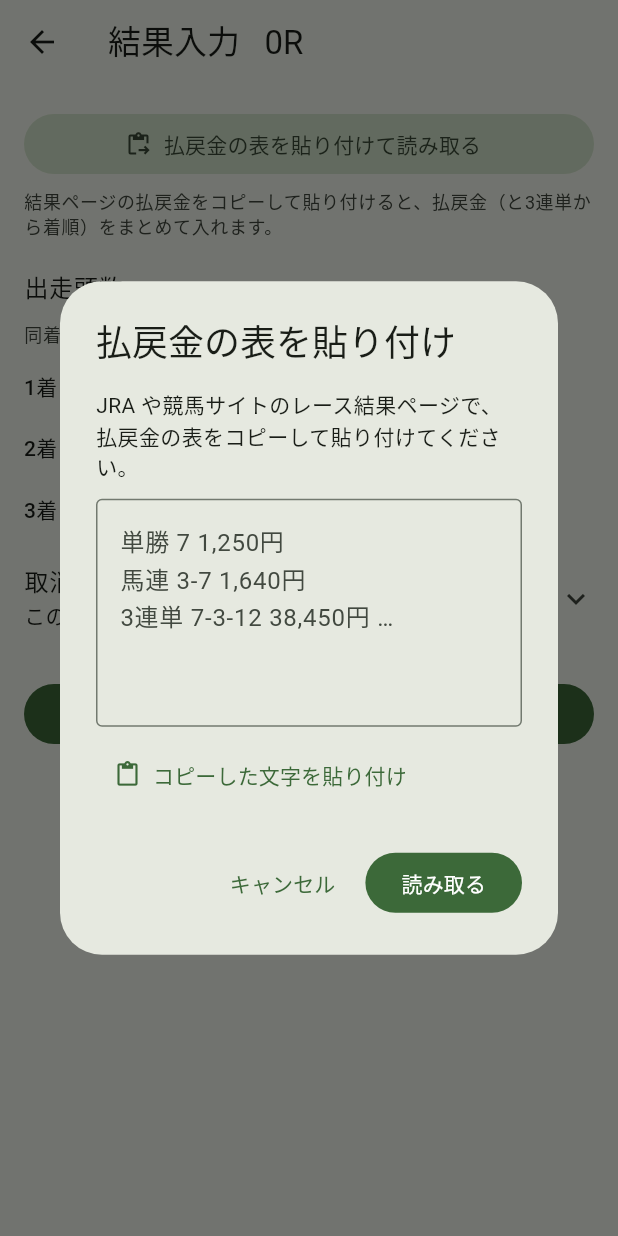
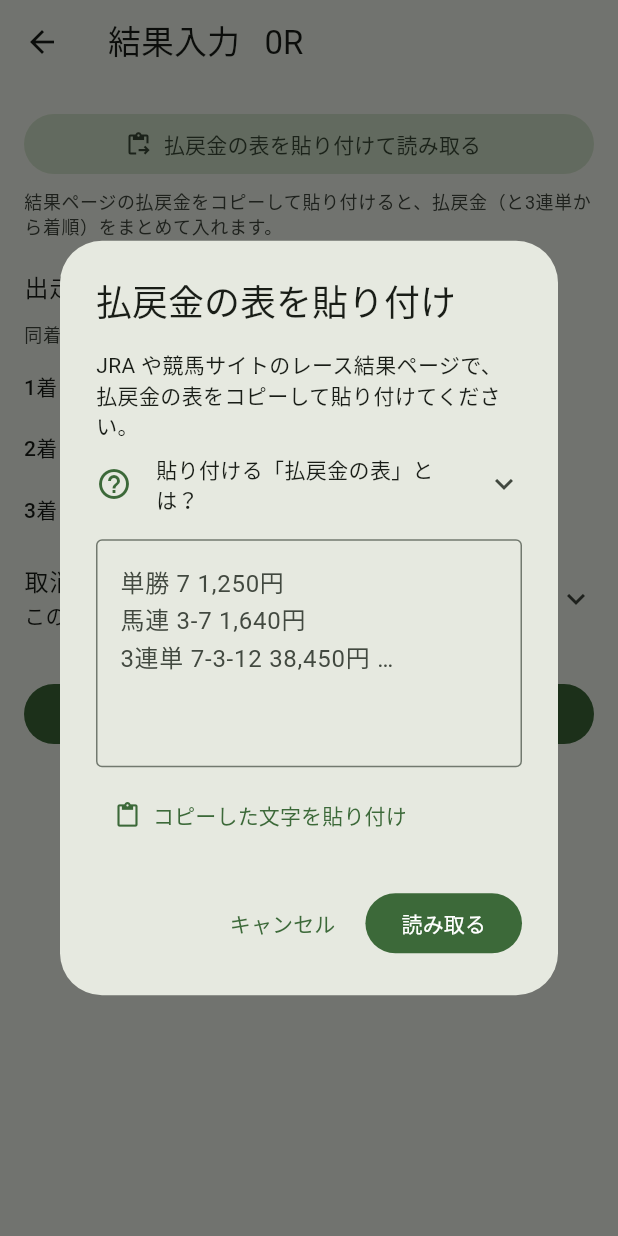
Before and after one commit to ryofssmax-a11y/anti, a Flutter app: the ResultPage screen opened directly with empty values, after a tap on "払戻金の表を貼り付けて読み取る", on a phone screen of 412 x 824 dp. Run offline on Flutter 3.47's test engine with Material 3 defaults, Android fonts, the phone set to English and light mode, and no system bars; our stand-ins replace file_picker, fl_chart, share_plus, shared_preferences, sqflite, sqflite_common_ffi_web; missing offline and left inert: dart:js_interop; accounts and stored records are empty.

Commit message:
結果入力の貼り付け画面に「払戻金の表」の説明を追加
- 払戻金の表の例（券種・馬番・払戻金）、使い方、読み取れる書き方を、
  開いて読める説明として貼り付け欄の上に置いた

Co-Authored-By: Claude Opus 5.5 <noreply@anthropic.com>
Claude-Session: https://claude.ai/code/session_01AHmLGKF4EqWAuTrR7jPBv2

```diff
--- a/baken-app/lib/ui/result_page.dart
+++ b/baken-app/lib/ui/result_page.dart
@@ -120,18 +120,21 @@ class _ResultPageState extends State<ResultPage> {
         title: const Text('払戻金の表を貼り付け'),
         content: SizedBox(
           width: 480,
+          child: SingleChildScrollView(
             child: Column(
               mainAxisSize: MainAxisSize.min,
               crossAxisAlignment: CrossAxisAlignment.start,
               children: [
                 const Text('JRA や競馬サイトのレース結果ページで、払戻金の表をコピーして貼り付けてください。'),
-              const SizedBox(height: 12),
+                const PayoutTableHelp(),
+                const SizedBox(height: 8),
                 TextField(
                   controller: controller,
                   maxLines: 8,
                   minLines: 5,
                   decoration: const InputDecoration(
-                  hintText: '単勝 7 1,250円\n馬連 3-7 1,640円\n3連単 7-3-12 38,450円 …',
+                    hintText:
+                        '単勝 7 1,250円\n馬連 3-7 1,640円\n3連単 7-3-12 38,450円 …',
                     border: OutlineInputBorder(),
                   ),
                 ),
@@ -146,6 +149,7 @@ class _ResultPageState extends State<ResultPage> {
                     },
                   ),
               ],
+            ),
           ),
         ),
         actions: [
@@ -343,3 +347,111 @@ class _ResultPageState extends State<ResultPage> {
     );
   }
 }
+
+/// 「払戻金の表」の説明（貼り付け画面で開いて読む）
+class PayoutTableHelp extends StatelessWidget {
+  const PayoutTableHelp({super.key});
+
+  static const _rows = [
+    ('単勝', '7', '1,250円'),
+    ('複勝', '7 / 3 / 12', '280円 / 150円 / 330円'),
+    ('枠連', '2-4', '1,020円'),
+    ('馬連', '3-7', '1,640円'),
+    ('ワイド', '3-7 / 7-12 / 3-12', '560円 / 1,230円 / 980円'),
+    ('馬単', '7-3', '3,980円'),
+    ('3連複', '3-7-12', '5,670円'),
+    ('3連単', '7-3-12', '38,450円'),
+  ];
+
+  @override
+  Widget build(BuildContext context) {
+    final t = Theme.of(context).textTheme;
+    final scheme = Theme.of(context).colorScheme;
+    final small = t.bodySmall;
+    final muted = small?.copyWith(color: scheme.onSurfaceVariant);
+    Widget cell(String s, {bool head = false, TextAlign? align}) => Padding(
+      padding: const EdgeInsets.symmetric(horizontal: 6, vertical: 4),
+      child: Text(
+        s,
+        textAlign: align,
+        style: head ? small?.copyWith(fontWeight: FontWeight.w600) : small,
+      ),
+    );
+    Widget heading(String s) => Padding(
+      padding: const EdgeInsets.only(top: 12, bottom: 4),
+      child: Text(s, style: t.labelLarge),
+    );
+    Widget bullet(String s) => Padding(
+      padding: const EdgeInsets.only(bottom: 2),
+      child: Row(
+        crossAxisAlignment: CrossAxisAlignment.start,
+        children: [
+          Text('・', style: small),
+          Expanded(child: Text(s, style: small)),
+        ],
+      ),
+    );
+    return Theme(
+      data: Theme.of(context).copyWith(dividerColor: Colors.transparent),
+      child: ExpansionTile(
+        tilePadding: EdgeInsets.zero,
+        childrenPadding: const EdgeInsets.only(bottom: 4),
+        expandedCrossAxisAlignment: CrossAxisAlignment.start,
+        leading: Icon(Icons.help_outline, color: scheme.primary),
+        title: Text('貼り付ける「払戻金の表」とは？', style: t.bodyMedium),
+        children: [
+          Text(
+            'レースが終わると、結果ページの下のほうに、券種ごとの当たり番号と'
+            '払戻金（100円あたり）の一覧が載ります。たとえばこんな表です。',
+            style: small,
+          ),
+          const SizedBox(height: 8),
+          Table(
+            border: TableBorder.all(color: scheme.outlineVariant),
+            columnWidths: const {
+              0: IntrinsicColumnWidth(),
+              1: FlexColumnWidth(1),
+              2: FlexColumnWidth(1.3),
+            },
+            children: [
+              TableRow(
+                decoration: BoxDecoration(
+                  color: scheme.surfaceContainerHighest,
+                ),
+                children: [
+                  cell('券種', head: true),
+                  cell('馬番', head: true),
+                  cell('払戻金', head: true),
+                ],
+              ),
+              for (final (type, combo, yen) in _rows)
+                TableRow(
+                  children: [
+                    cell(type),
+                    cell(combo),
+                    cell(yen, align: TextAlign.right),
+                  ],
+                ),
+            ],
+          ),
+          heading('使い方'),
+          bullet('JRA のサイトや競馬サイトで、レース結果ページを開く'),
+          bullet('払戻金の表の部分を長押しで選んでコピーする（表の外まで多めに選んでも大丈夫）'),
+          bullet('下の欄に貼り付けて「読み取る」を押す'),
+          const SizedBox(height: 4),
+          Text(
+            '当たった買い目の払戻金が入ります。3連単の組み合わせが1つだけのときは、'
+            '1〜3着の着順も入ります（同着で2つあるときは入れません）。',
+            style: small,
+          ),
+          heading('読み取れる書き方'),
+          bullet('表でなくても「券種名 → 馬番 → 金額」の順なら読めます（例: 馬連 3-7 1,640円）'),
+          bullet('全角の数字（７－３　１，６４０円）や「三連単」などの書き方も読めます'),
+          bullet('地方競馬の枠単と WIN5 は読み飛ばします'),
+          const SizedBox(height: 4),
+          Text('「読み取れませんでした」と出たときは、表の部分だけを選び直してください。', style: muted),
+        ],
+      ),
+    );
+  }
+}
```
Also changed, not shown: 1 other file. Lines whose indentation alone changed are shown as unchanged.
